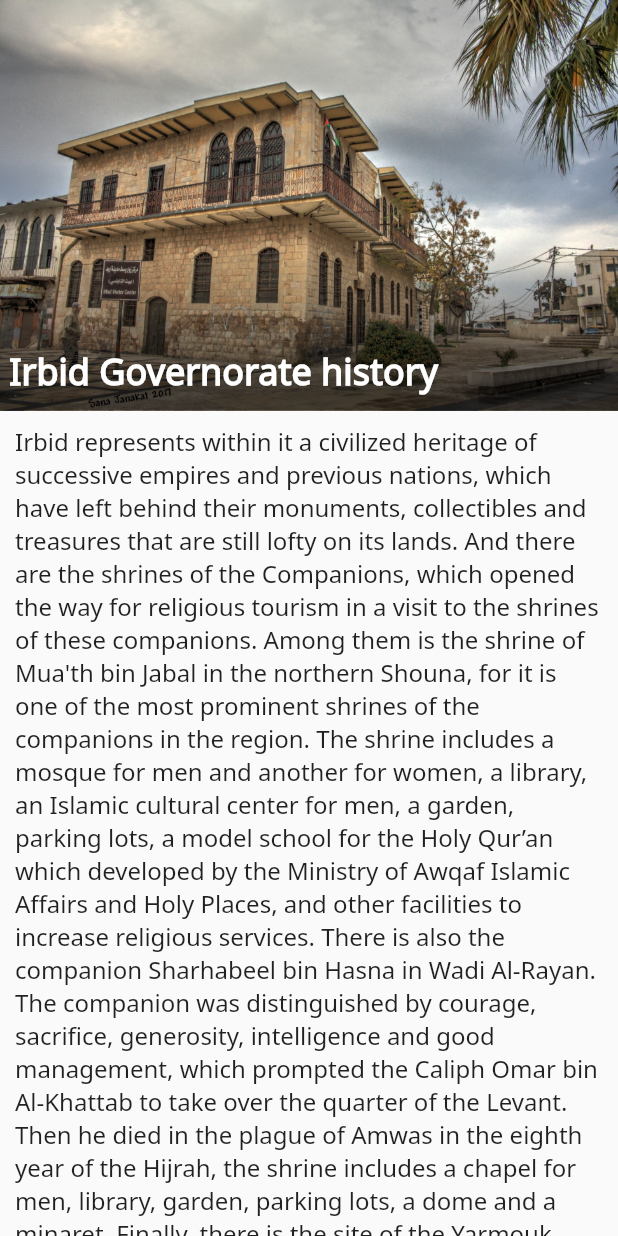
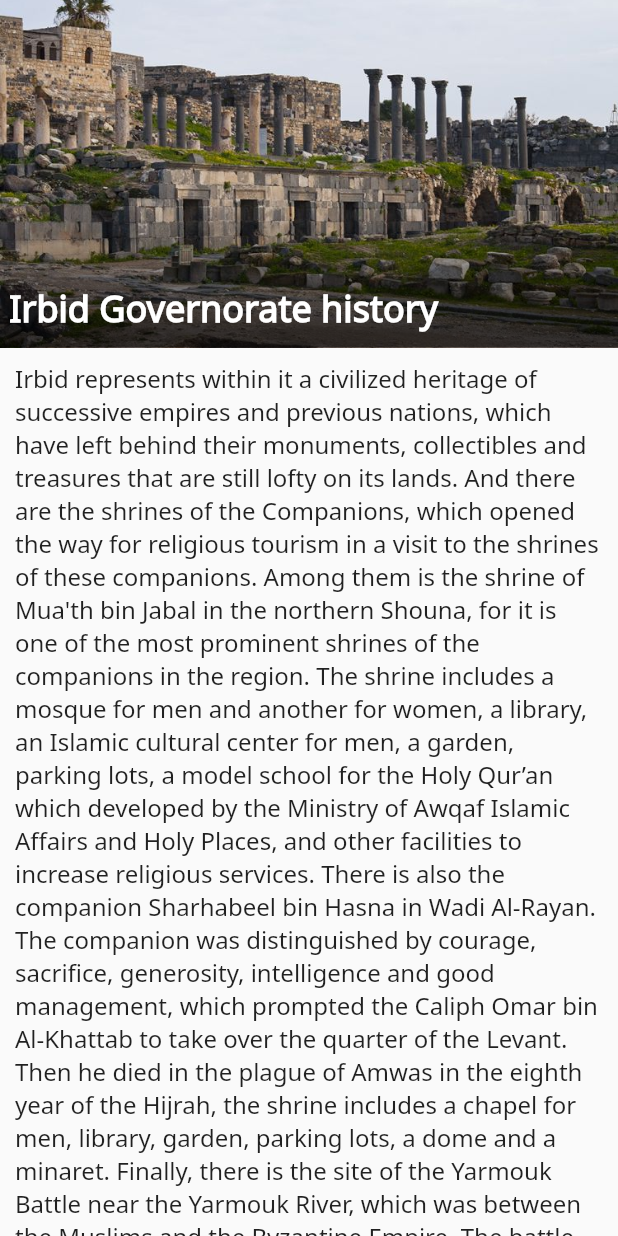
Before and after one commit to Debo15/Irbid-app, a Flutter app: the HistoryPage widget shown alone on an empty page, opened directly, on a phone screen of 412 x 824 dp. Run offline on Flutter 3.47's test engine with Material 2 defaults, Android fonts, the phone set to English and light mode, and no system bars; drawn by our look-alikes of carousel_slider.

Commit message:
add a sliding image bar in History page, deleting the old one

```diff
--- a/lib/pages/History.dart
+++ b/lib/pages/History.dart
@@ -1,3 +1,4 @@
+import 'package:carousel_slider/carousel_slider.dart';
 import 'package:flutter/material.dart';
 import 'package:irbid/ImageContainer.dart';
 import 'package:irbid/generated/l10n.dart';
@@ -13,24 +14,6 @@ class HistoryPage extends StatelessWidget {
     'assets/Umm-Qais5.jpg',
     'assets/Umm-Qais6.jpg'
   ];
-
-  Widget _createImagesBar() {
-    return ListView.builder(
-      primary: false,
-      shrinkWrap: true,
-      padding: const EdgeInsets.all(8),
-      itemCount: IMGs.length,
-      scrollDirection: Axis.horizontal,
-      itemBuilder: (BuildContext context, int index) {
-        return Row(children: [
-          createImage(IMGs[index]),
-          const SizedBox(
-            width: 7,
-          )
-        ]);
-      },
-    );
-  }
 
   @override
   Widget build(BuildContext context) {
@@ -53,14 +36,6 @@ class HistoryPage extends StatelessWidget {
               style: const TextStyle(fontSize: 16),
             ),
           ),
-          const Divider(
-            color: Colors.white,
-          ),
-          const Divider(
-            height: 4,
-            color: Colors.black,
-          ),
-          SizedBox(height: 150.0, child: _createImagesBar()),
         ],
       ),
     );
@@ -75,12 +50,17 @@ class HistoryPage extends StatelessWidget {
   }
 
   Widget _buildParallaxBackground(BuildContext context) {
-    return AnimatedOpacity(
-      opacity: 1.0,
-      duration: const Duration(seconds: 2),
-      child: Image.asset(
-        "assets/centerCity.jpg",
-        fit: BoxFit.cover,
+    return CarouselSlider.builder(
+      itemCount: IMGs.length,
+      itemBuilder: (BuildContext context, int itemIndex, int pageViewIndex) =>
+          Container(
+              width: MediaQuery.of(context).size.width,
+              child: Image.asset(IMGs[itemIndex], fit: BoxFit.cover)),
+      options: CarouselOptions(
+        autoPlay: true,
+        aspectRatio: 16 / 9,
+        enlargeCenterPage: true,
+        viewportFraction: 1.0,
       ),
     );
   }
@@ -104,21 +84,14 @@ class HistoryPage extends StatelessWidget {
     return Positioned(
       // right: 20,
       bottom: 10,
-      child: Text(S.of(context).irbidGovernorateHistory,
+      child: Text(
+        S.of(context).irbidGovernorateHistory,
         style: const TextStyle(
           color: Colors.white,
-              fontSize: 24,
-              fontWeight: FontWeight.bold,
+          fontSize: 24,
+          fontWeight: FontWeight.bold,
         ),
       ),
-      // child: Text(
-      //   "تاريخ مدينة إربد",
-      //   style: TextStyle(
-      //     color: Colors.white,
-      //     fontSize: 24,
-      //     fontWeight: FontWeight.bold,
-      //   ),
-      // ),
     );
   }
 }
--- a/pubspec.yaml
+++ b/pubspec.yaml
@@ -39,7 +39,7 @@ dependencies:
   # Use with the CupertinoIcons class for iOS style icons.
   cupertino_icons: ^1.0.2
   toggle_switch: ^1.3.0
-  carousel_slider: ^4.0.0
+  carousel_slider: ^4.1.1
 
 dev_dependencies:
   flutter_test:
```
